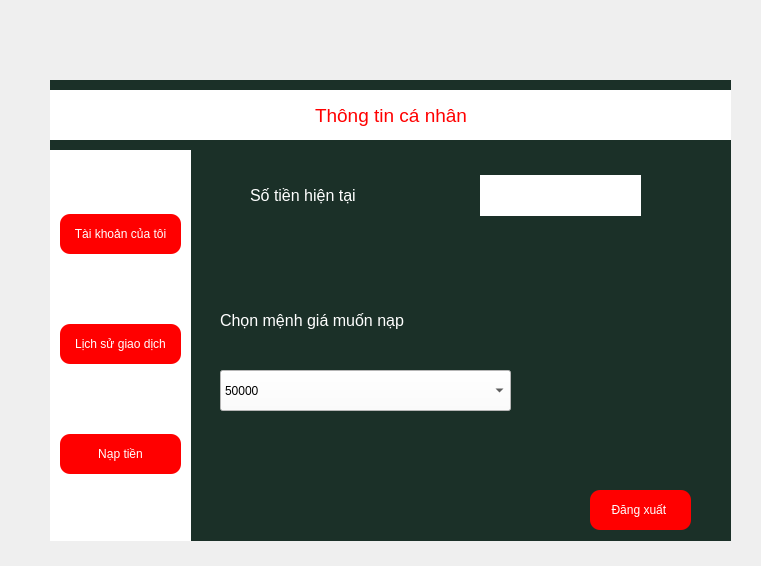
Before: the Qt Designer form acc_info.ui in Hahahahihihohe/LTUD, drawn with Qt 5.
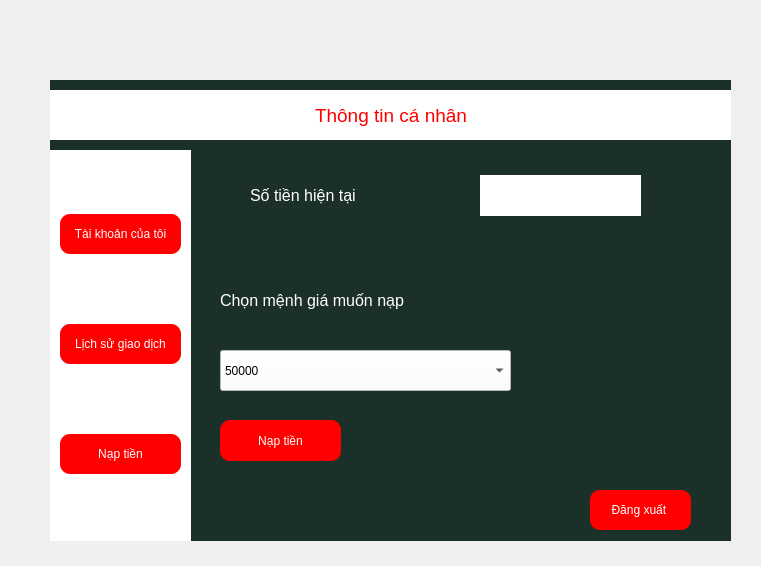
After: the same form once the commit is applied.

Commit message:
Merge remote-tracking branch 'origin/backend'
# Conflicts:
#	main.py

Patch:
```diff
--- a/acc_info.ui
+++ b/acc_info.ui
@@ -437,7 +437,7 @@
        <property name="geometry">
         <rect>
          <x>20</x>
-         <y>150</y>
+         <y>130</y>
          <width>291</width>
          <height>41</height>
         </rect>
@@ -458,7 +458,7 @@
        <property name="geometry">
         <rect>
          <x>20</x>
-         <y>220</y>
+         <y>200</y>
          <width>291</width>
          <height>41</height>
         </rect>
@@ -539,6 +539,29 @@
         <string/>
        </property>
       </widget>
+      <widget class="QPushButton" name="nt_btn">
+       <property name="geometry">
+        <rect>
+         <x>20</x>
+         <y>270</y>
+         <width>121</width>
+         <height>41</height>
+        </rect>
+       </property>
+       <property name="font">
+        <font>
+         <pointsize>9</pointsize>
+        </font>
+       </property>
+       <property name="styleSheet">
+        <string notr="true">background-color: rgb(255, 0, 0);
+color: rgb(255,255,255);
+border-radius : 10px</string>
+       </property>
+       <property name="text">
+        <string>Nạp tiền</string>
+       </property>
+      </widget>
      </widget>
     </widget>
     <widget class="QPushButton" name="logout">
```
The commit also changes 1 other file.
